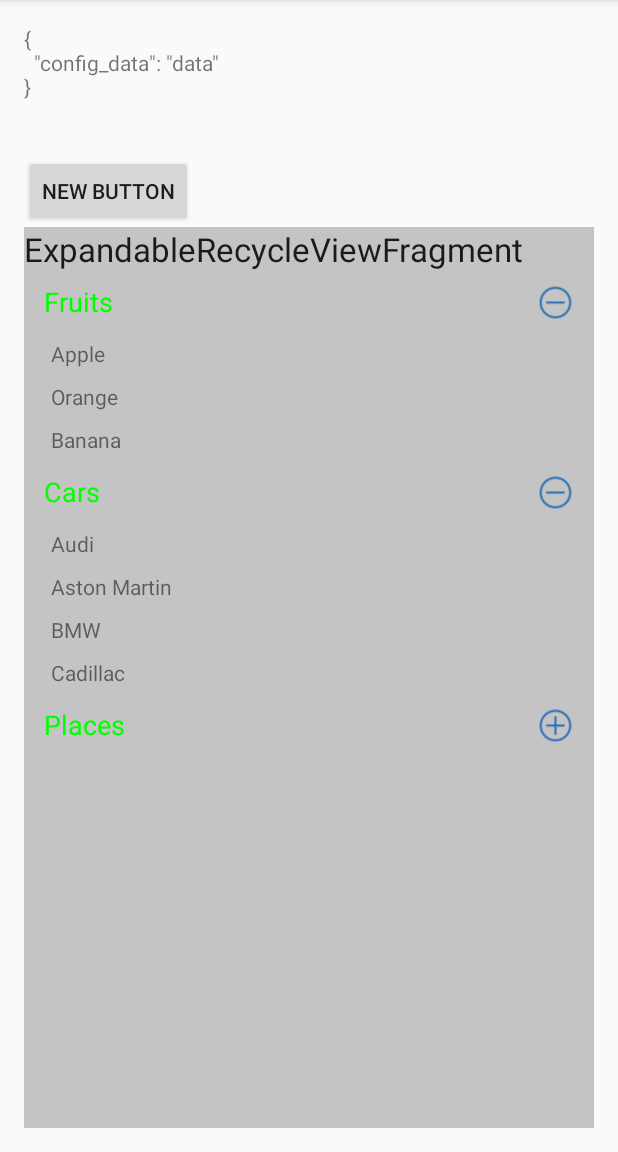
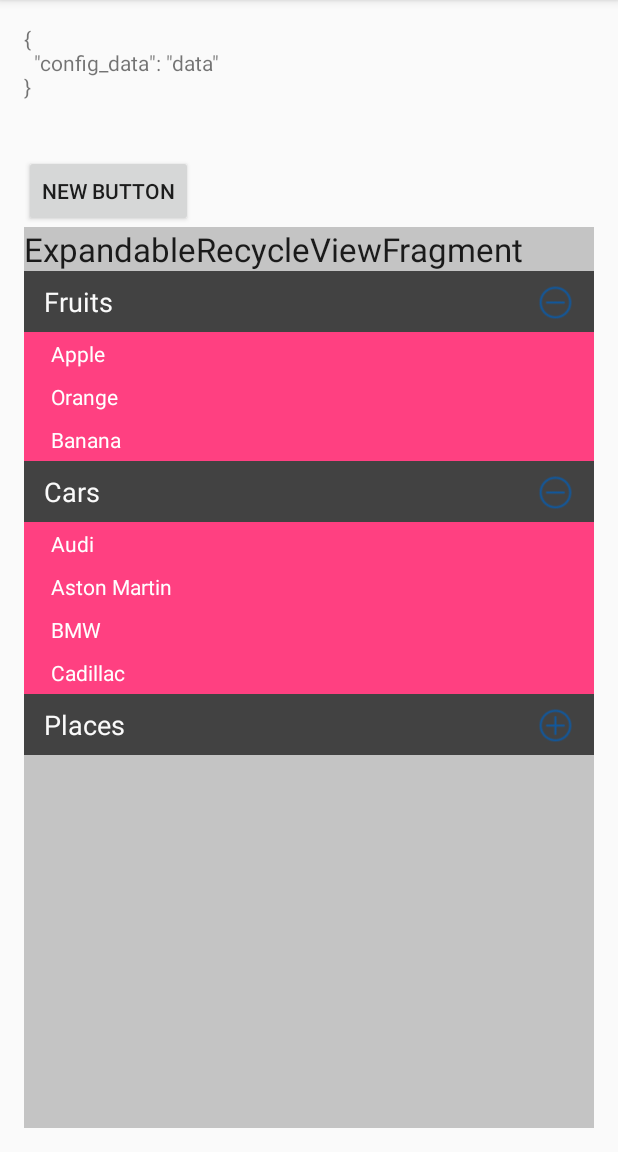
Before and after one commit to ganesanbbc/DesignPatterns, an Android app: the screen it shows after launch (MainActivity), on a phone screen of 412 x 824 dp, the part 84-1236 px from its top. Run offline under Robolectric (Android 15) with nearby library versions, the phone set to English and light mode, and no system bars; libraries missing offline, so code that uses them is left out: de.greenrobot.event; 1 statement that could not run was skipped.

Commit message:
Expandable RecycleView Fragment : Color updated

```diff
--- a/app/src/main/java/com/nsg/dp/multirecycleview/ExpandableListAdapter.java
+++ b/app/src/main/java/com/nsg/dp/multirecycleview/ExpandableListAdapter.java
@@ -1,6 +1,7 @@
 package com.nsg.dp.multirecycleview;
 
 import android.content.Context;
+import android.graphics.Color;
 import android.support.v7.widget.RecyclerView;
 import android.view.LayoutInflater;
 import android.view.View;
@@ -39,7 +40,8 @@ public class ExpandableListAdapter extends RecyclerView.Adapter<RecyclerView.Vie
             case CHILD:
                 TextView itemTextView = new TextView(context);
                 itemTextView.setPadding(subItemPaddingLeft, subItemPaddingTopAndBottom, 0, subItemPaddingTopAndBottom);
-                itemTextView.setTextColor(0x88000000);
+                itemTextView.setTextColor(Color.WHITE);
+                itemTextView.setBackgroundResource(R.color.colorAccent);
                 itemTextView.setLayoutParams(
                         new ViewGroup.LayoutParams(
                                 ViewGroup.LayoutParams.MATCH_PARENT,
--- a/app/src/main/res/layout/list_header.xml
+++ b/app/src/main/res/layout/list_header.xml
@@ -6,12 +6,13 @@
     android:paddingRight="10dp"
     android:paddingEnd="10dp"
     android:paddingTop="5dp"
+    android:background="#424242"
     android:paddingBottom="5dp"
     android:layout_width="match_parent"
     android:layout_height="wrap_content">
     <TextView
         android:id="@+id/header_title"
-        android:textColor="#00ff00"
+        android:textColor="#FAFAFA"
         android:textSize="18sp"
         android:gravity="center_vertical"
         android:layout_width="0dp"
```
